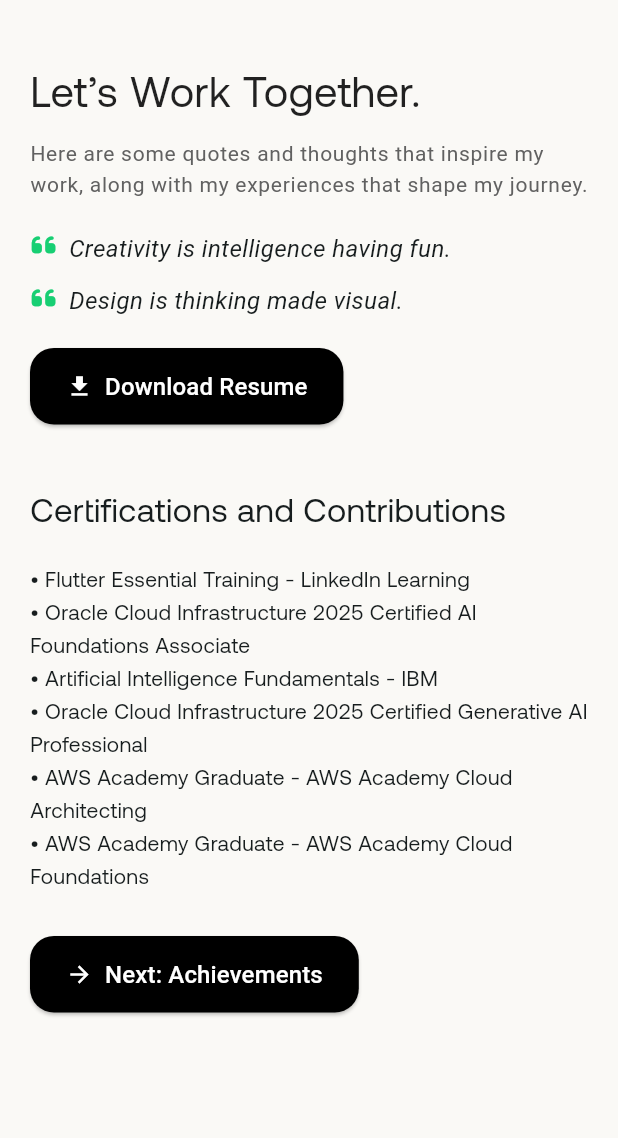
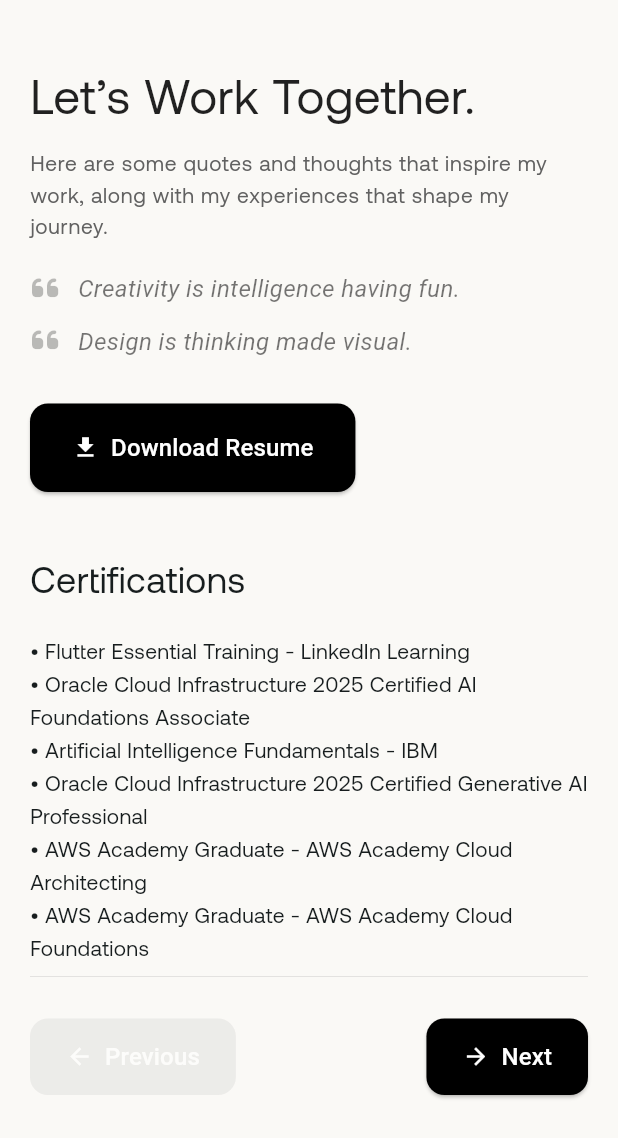
Before and after one commit to Jotham0505/portfolio, a Flutter app: the ResumeSection widget shown alone on an empty page, opened directly, on a phone screen of 412 x 824 dp. Shown: the top 1138 px of the screen. Run offline on Flutter 3.47's test engine with Material 3 defaults, Android fonts, the phone set to English and light mode, and no system bars; our stand-ins replace flutter_animate, font_awesome_flutter, google_fonts.

Commit message:
resume secion fix

```diff
--- a/lib/widgets/about_Section.dart
+++ b/lib/widgets/about_Section.dart
@@ -39,7 +39,6 @@ class Aboutsection extends StatelessWidget {
             ],
           );
         } else {
-          // Give explicit widths instead of Expanded so layout is bounded inside scroll view
           final double leftWidth = constraints.maxWidth * 0.48;
           final double rightWidth = constraints.maxWidth * 0.48;
           final double spacer = constraints.maxWidth * 0.04;
--- a/lib/widgets/projects.dart
+++ b/lib/widgets/projects.dart
@@ -64,8 +64,6 @@ class _ProjectAccordionState extends State<ProjectAccordion> {
             ),
           ),
           const SizedBox(height: 40),
-
-          // ✅ FIX: Use Column instead of ListView
           Column(
             children: List.generate(projects.length, (index) {
               final project = projects[index];
--- a/lib/widgets/resume_section.dart
+++ b/lib/widgets/resume_section.dart
@@ -1,10 +1,45 @@
 import 'package:flutter/material.dart';
 import 'package:font_awesome_flutter/font_awesome_flutter.dart';
 
-class ResumeSection extends StatelessWidget {
+class ResumeSection extends StatefulWidget {
   const ResumeSection({super.key});
 
+  @override
+  State<ResumeSection> createState() => _ResumeSectionState();
+}
+
+class _ResumeSectionState extends State<ResumeSection> {
   final String resumeUrl = "https://yourdomain.com/resume.pdf";
+  final PageController _pageController = PageController();
+  int _currentPage = 0;
+
+  @override
+  void initState() {
+    super.initState();
+    _pageController.addListener(() {
+      setState(() {
+        _currentPage = _pageController.page?.round() ?? 0;
+      });
+    });
+  }
+
+  @override
+  void dispose() {
+    _pageController.dispose();
+    super.dispose();
+  }
+
+  // Function to launch URL
+  /*void _launchURL(String url) async {
+    final Uri uri = Uri.parse(url);
+    if (!await launchUrl(uri)) {
+      // Could not launch the URL
+      // You can show a snackbar or dialog here to inform the user
+      ScaffoldMessenger.of(context).showSnackBar(
+        SnackBar(content: Text('Could not launch $url')),
+      );
+    }
+  }*/
 
   @override
   Widget build(BuildContext context) {
@@ -15,28 +50,31 @@ class ResumeSection extends StatelessWidget {
         builder: (context, constraints) {
           bool isMobile = constraints.maxWidth < 800;
 
-          double headingFontSize = isMobile ? 28 : 64;
-          double subHeadingFontSize = isMobile ? 22 : 48;
+          double headingFontSize = isMobile ? 32 : 64;
+          double subHeadingFontSize = isMobile ? 24 : 48;
           double bodyFontSize = isMobile ? 14 : 16;
+
+          // Define the content for each slide
+          final List<Widget> slides = [
+            _buildCertificationsSlide(subHeadingFontSize, bodyFontSize),
+            _buildLeetCodeSlide(subHeadingFontSize, bodyFontSize),
+            _buildAchievementsSlide(subHeadingFontSize, bodyFontSize),
+          ];
 
           return Column(
             crossAxisAlignment: CrossAxisAlignment.start,
             children: [
-              // Wrap in Row only if not mobile
               if (!isMobile)
                 Row(
                   crossAxisAlignment: CrossAxisAlignment.start,
                   children: [
-                    // Left Column
                     Expanded(
                       child: _buildLeftColumn(
                           headingFontSize, bodyFontSize, context),
                     ),
                     const SizedBox(width: 40),
-                    // Right Column
                     Expanded(
-                      child:
-                          _buildRightColumn(subHeadingFontSize, bodyFontSize),
+                      child: _buildRightColumn(slides),
                     ),
                   ],
                 )
@@ -46,7 +84,7 @@ class ResumeSection extends StatelessWidget {
                   children: [
                     _buildLeftColumn(headingFontSize, bodyFontSize, context),
                     const SizedBox(height: 40),
-                    _buildRightColumn(subHeadingFontSize, bodyFontSize),
+                    _buildRightColumn(slides),
                   ],
                 ),
             ],
@@ -67,6 +105,7 @@ class ResumeSection extends StatelessWidget {
             fontSize: headingFontSize,
             color: Colors.black87,
             fontFamily: 'Aeonik',
+            //fontWeight: FontWeight.bold,
           ),
         ),
         const SizedBox(height: 12),
@@ -76,29 +115,29 @@ class ResumeSection extends StatelessWidget {
           style: Theme.of(context).textTheme.bodyLarge?.copyWith(
                 color: Colors.grey[700],
                 fontSize: bodyFontSize,
+                height: 1.5,
+                fontFamily: 'Aeonik',
               ),
         ),
         const SizedBox(height: 20),
-        Column(
+        const Column(
           crossAxisAlignment: CrossAxisAlignment.start,
-          children: const [
+          children: [
             QuoteCard(text: "Creativity is intelligence having fun."),
             SizedBox(height: 12),
             QuoteCard(text: "Design is thinking made visual."),
           ],
         ),
-        const SizedBox(height: 20),
+        const SizedBox(height: 30),
         ElevatedButton.icon(
           style: ElevatedButton.styleFrom(
             backgroundColor: Colors.black,
-            padding: const EdgeInsets.symmetric(vertical: 14, horizontal: 24),
+            padding: const EdgeInsets.symmetric(vertical: 18, horizontal: 28),
             shape: RoundedRectangleBorder(
-              borderRadius: BorderRadius.circular(16),
+              borderRadius: BorderRadius.circular(12),
             ),
           ),
-          onPressed: () {
-            //Open resume link
-          },
+          onPressed: () {}, //_launchURL(resumeUrl),
           icon: const Icon(Icons.download, color: Colors.white),
           label: const Text(
             "Download Resume",
@@ -109,15 +148,95 @@ class ResumeSection extends StatelessWidget {
     );
   }
 
-  Widget _buildRightColumn(double subHeadingFontSize, double bodyFontSize) {
+  Widget _buildRightColumn(List<Widget> slides) {
+    return Column(
+      crossAxisAlignment: CrossAxisAlignment.start,
+      children: [
+        SizedBox(
+          // Set a fixed height for the PageView to avoid layout errors
+          height: 275,
+          child: PageView(
+            controller: _pageController,
+            children: slides,
+          ),
+        ),
+        Divider(color: Colors.black12, thickness: 0.5),
+        SizedBox(height: 20),
+        Row(
+          mainAxisAlignment: MainAxisAlignment.spaceBetween,
+          children: [
+            // Previous Button
+            Opacity(
+              opacity: _currentPage == 0 ? 0.5 : 1.0,
+              child: ElevatedButton.icon(
+                style: ElevatedButton.styleFrom(
+                  backgroundColor: Colors.black,
+                  padding:
+                      const EdgeInsets.symmetric(vertical: 14, horizontal: 24),
+                  shape: RoundedRectangleBorder(
+                    borderRadius: BorderRadius.circular(12),
+                  ),
+                ),
+                onPressed: _currentPage == 0
+                    ? null
+                    : () {
+                        _pageController.previousPage(
+                          duration: const Duration(milliseconds: 300),
+                          curve: Curves.easeInOut,
+                        );
+                      },
+                icon: const Icon(Icons.arrow_back, color: Colors.white),
+                label: const Text(
+                  "Previous",
+                  style: TextStyle(color: Colors.white, fontSize: 16),
+                ),
+              ),
+            ),
+            // Next Button
+            Opacity(
+              opacity: _currentPage == slides.length - 1 ? 0.5 : 1.0,
+              child: ElevatedButton.icon(
+                style: ElevatedButton.styleFrom(
+                  backgroundColor: Colors.black,
+                  padding:
+                      const EdgeInsets.symmetric(vertical: 14, horizontal: 24),
+                  shape: RoundedRectangleBorder(
+                    borderRadius: BorderRadius.circular(12),
+                  ),
+                ),
+                onPressed: _currentPage == slides.length - 1
+                    ? null
+                    : () {
+                        _pageController.nextPage(
+                          duration: const Duration(milliseconds: 300),
+                          curve: Curves.easeInOut,
+                        );
+                      },
+                label: const Text(
+                  "Next",
+                  style: TextStyle(color: Colors.white, fontSize: 16),
+                ),
+                icon: const Icon(Icons.arrow_forward, color: Colors.white),
+              ),
+            ),
+          ],
+        ),
+      ],
+    );
+  }
+
+  // Slide 1: Certifications
+  Widget _buildCertificationsSlide(
+      double subHeadingFontSize, double bodyFontSize) {
     return Column(
       crossAxisAlignment: CrossAxisAlignment.start,
       children: [
         Text(
-          "Certifications and Contributions",
+          "Certifications",
           style: TextStyle(
             fontSize: subHeadingFontSize,
             fontFamily: 'Aeonik',
+            //  fontWeight: FontWeight.bold,
           ),
         ),
         const SizedBox(height: 20),
@@ -136,26 +255,68 @@ class ResumeSection extends StatelessWidget {
           softWrap: true,
           overflow: TextOverflow.visible,
         ),
-        const SizedBox(height: 30),
-        Align(
-          alignment: Alignment.centerLeft,
-          child: ElevatedButton.icon(
-            style: ElevatedButton.styleFrom(
-              backgroundColor: Colors.black,
-              padding: const EdgeInsets.symmetric(vertical: 14, horizontal: 24),
-              shape: RoundedRectangleBorder(
-                borderRadius: BorderRadius.circular(16),
-              ),
-            ),
-            onPressed: () {
-              //  Navigate to achievements
-            },
-            icon: const Icon(Icons.arrow_forward, color: Colors.white),
-            label: const Text(
-              "Next: Achievements",
-              style: TextStyle(color: Colors.white, fontSize: 16),
-            ),
+      ],
+    );
+  }
+
+  // Slide 2: LeetCode Achievements
+  Widget _buildLeetCodeSlide(double subHeadingFontSize, double bodyFontSize) {
+    return Column(
+      crossAxisAlignment: CrossAxisAlignment.start,
+      children: [
+        Text(
+          "LeetCode Achievements",
+          style: TextStyle(
+            fontSize: subHeadingFontSize,
+            fontFamily: 'Aeonik',
+            //fontWeight: FontWeight.bold,
           ),
+        ),
+        const SizedBox(height: 20),
+        Text(
+          '''• Solved 500+ problems across various difficulty levels.
+• Consistently ranked in the top 10% in weekly contests.
+• Earned the "Guardian" badge for solving daily challenges.
+• Proficient in algorithms, data structures, and dynamic programming.''',
+          style: TextStyle(
+            fontSize: bodyFontSize,
+            height: 1.6,
+            fontFamily: 'Aeonik',
+          ),
+          softWrap: true,
+          overflow: TextOverflow.visible,
+        ),
+      ],
+    );
+  }
+
+  // Slide 3: Other Achievements
+  Widget _buildAchievementsSlide(
+      double subHeadingFontSize, double bodyFontSize) {
+    return Column(
+      crossAxisAlignment: CrossAxisAlignment.start,
+      children: [
+        Text(
+          "Other Achievements",
+          style: TextStyle(
+            fontSize: subHeadingFontSize,
+            fontFamily: 'Aeonik',
+            //fontWeight: FontWeight.bold,
+          ),
+        ),
+        const SizedBox(height: 20),
+        Text(
+          '''• Winner of the 2024 University Hackathon for "Best Mobile App".
+• Published a technical article on Medium with 10k+ views.
+• Contributed to 3 open-source Flutter projects on GitHub.
+• Speaker at the local Flutter developer meetup.''',
+          style: TextStyle(
+            fontSize: bodyFontSize,
+            height: 1.6,
+            fontFamily: 'Aeonik',
+          ),
+          softWrap: true,
+          overflow: TextOverflow.visible,
         ),
       ],
     );
@@ -171,15 +332,19 @@ class QuoteCard extends StatelessWidget {
     return Row(
       crossAxisAlignment: CrossAxisAlignment.start,
       children: [
-        const Icon(FontAwesomeIcons.quoteLeft,
-            size: 18, color: Color(0XFF17CF73)),
-        const SizedBox(width: 8),
+        const Icon(
+          FontAwesomeIcons.quoteLeft,
+          size: 20,
+          color: Colors.black26,
+        ),
+        const SizedBox(width: 12),
         Expanded(
           child: Text(
             text,
             style: const TextStyle(
               fontStyle: FontStyle.italic,
               fontSize: 16,
+              color: Colors.black54,
             ),
           ),
         ),
--- a/lib/widgets/tech_grid.dart
+++ b/lib/widgets/tech_grid.dart
@@ -106,7 +106,7 @@ class _TechCardState extends State<_TechCard>
           border: Border.all(
             color: _isHovered
                 ? const Color(0xFF8E9BAE).withOpacity(0.8)
-                : Colors.white,
+                : Colors.black12,
             width: 0.6,
           ),
         ),
--- a/lib/widgets/what_i_do_widget.dart
+++ b/lib/widgets/what_i_do_widget.dart
@@ -218,7 +218,7 @@ class _BackCard extends StatelessWidget {
           textAlign: TextAlign.center,
           style: GoogleFonts.playfairDisplay(
             fontSize: 14,
-            color: Colors.black,
+            color: Colors.white,
             height: 1.5,
           ),
         ),
```
